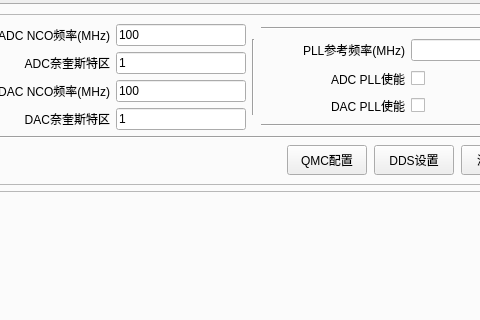
Old version of the form ui/main_frame.ui in the repository sunningxiao/RFSdemo; both pictures show x 640 to 1120 and y 96 to 416 of the 1204 by 980 pixel window.
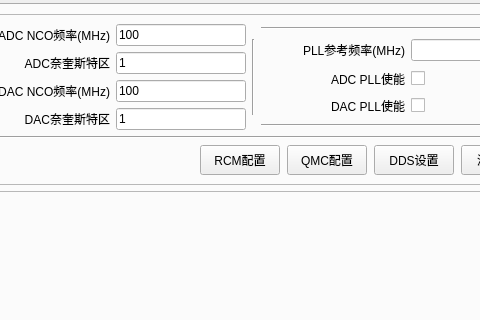
New version of the form.

Diff of the .ui file:
```diff
--- a/ui/main_frame.ui
+++ b/ui/main_frame.ui
@@ -1682,6 +1682,25 @@
                   </property>
                  </spacer>
                 </item>
+                <item row="0" column="4">
+                 <widget class="QPushButton" name="btn_rcm_cfg">
+                  <property name="minimumSize">
+                   <size>
+                    <width>0</width>
+                    <height>30</height>
+                   </size>
+                  </property>
+                  <property name="maximumSize">
+                   <size>
+                    <width>100</width>
+                    <height>16777215</height>
+                   </size>
+                  </property>
+                  <property name="text">
+                   <string>RCM配置</string>
+                  </property>
+                 </widget>
+                </item>
                </layout>
               </item>
              </layout>
```
